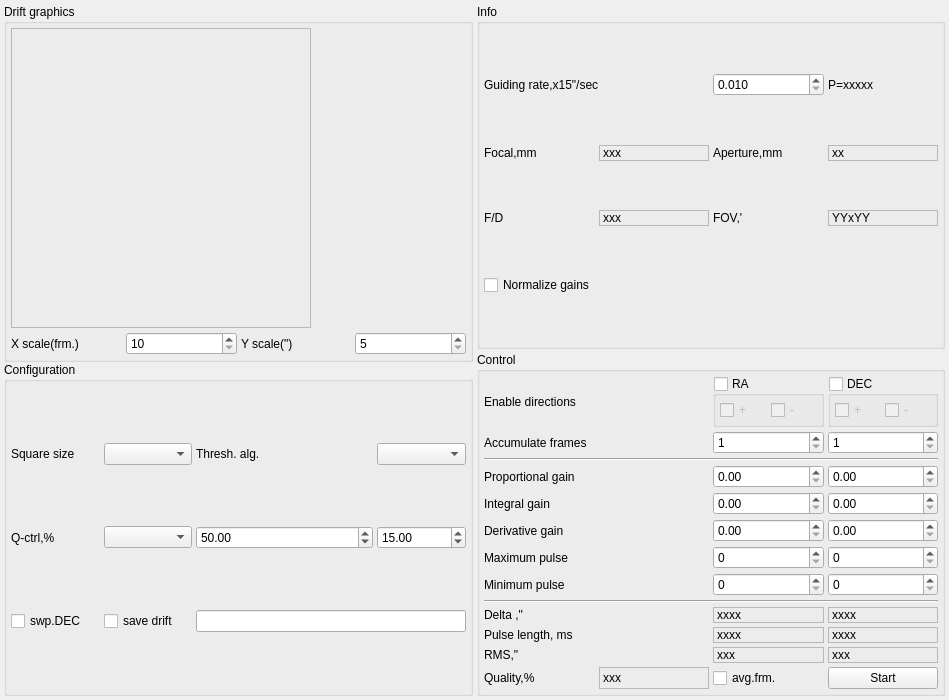
Above: lin_guider/ui/guider.ui from rumengb/lin_guider before the change. Below: the same form after it.
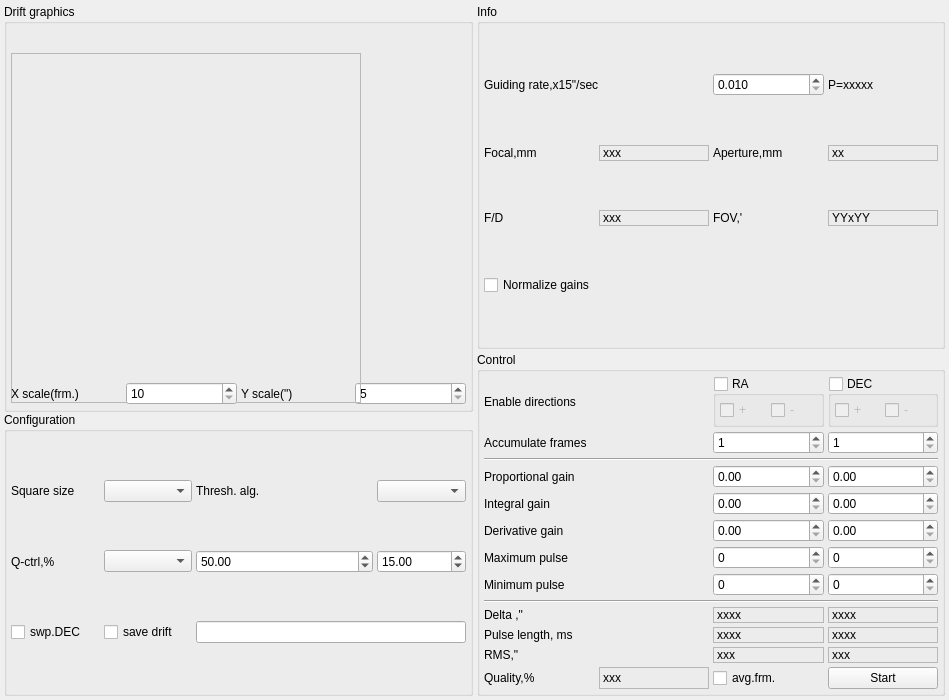
That is the form after the change.

What changed in the file:
```diff
--- a/lin_guider/ui/guider.ui
+++ b/lin_guider/ui/guider.ui
@@ -78,8 +78,8 @@
          <widget class="QFrame" name="frame_Graph">
           <property name="minimumSize">
            <size>
-            <width>300</width>
-            <height>300</height>
+            <width>350</width>
+            <height>350</height>
            </size>
           </property>
           <property name="maximumSize">
@@ -383,7 +383,7 @@
           </property>
          </widget>
         </item>
-        <item row="3" column="0">
+        <item row="3" column="0" colspan="3">
          <widget class="QCheckBox" name="checkBox_normalizeGain">
           <property name="text">
            <string>Normalize gains</string>
```
